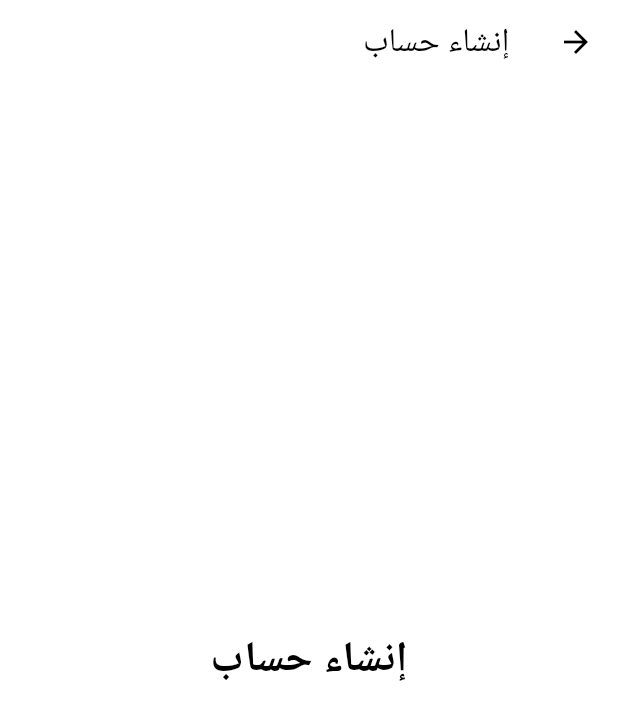
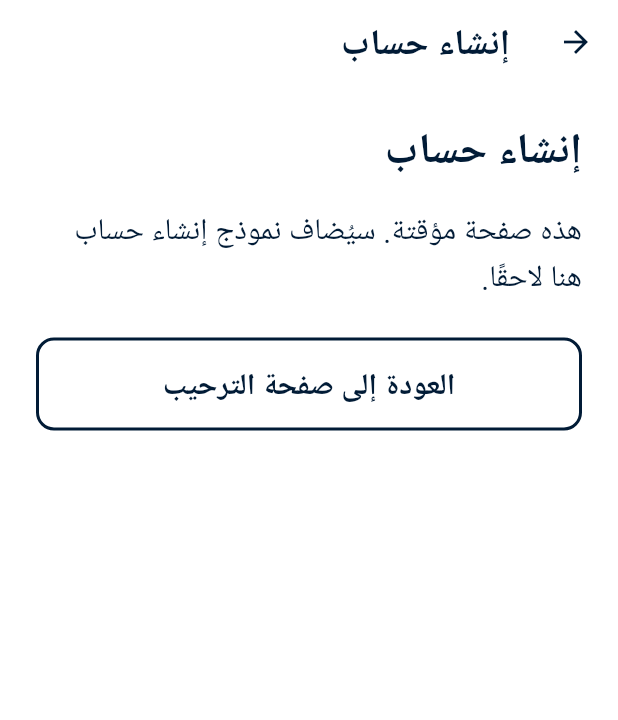
Before and after one commit to raneemalbraheem-source/2026-GP1-33-Dulni, a Flutter app: the screen it shows after launch, after a tap on "إنشاء حساب", on a phone screen of 412 x 824 dp. Shown: the top 720 px of the screen. Run offline on Flutter 3.47's test engine with Material 3 defaults, Android fonts, the phone set to English and light mode, and no system bars; our stand-ins replace firebase_core, permission_handler; accounts and stored records are empty; Roboto replaces fonts that are missing (Arial, NotoSansArabic).

Commit message:
finalize home page

```diff
--- a/lib/main.dart
+++ b/lib/main.dart
@@ -1,16 +1,191 @@
 import 'package:flutter/material.dart';
+import 'package:flutter/services.dart';
+import 'package:flutter_localizations/flutter_localizations.dart';
 import 'package:permission_handler/permission_handler.dart';
 import 'package:firebase_core/firebase_core.dart';
 import 'firebase_options.dart';
 
 Future<void> main() async {
   WidgetsFlutterBinding.ensureInitialized();
-
   await Firebase.initializeApp(
     options: DefaultFirebaseOptions.currentPlatform,
   );
+  runApp(const DulniApp());
+}
 
-  runApp(const DulniApp());
+/// Shared colors for the welcome screen and future application screens.
+abstract final class DulniColors {
+  static const navy = Color(0xFF011B36);
+  static const green = Color(0xFF53B129);
+  static const darkGreen = Color(0xFF1F6B2E);
+  static const secondaryText = Color(0xFF475569);
+  static const fieldBorder = Color(0xFF64748B);
+  static const softBackground = Color(0xFFF8FAFC);
+  static const error = Color(0xFFB42318);
+  static const darkSurface = Color(0xFF102D47);
+}
+
+ThemeData buildDulniTheme(Brightness brightness) {
+  final isDark = brightness == Brightness.dark;
+  final surface = isDark ? DulniColors.navy : Colors.white;
+  final foreground = isDark ? Colors.white : DulniColors.navy;
+  final secondaryText =
+      isDark ? const Color(0xFFCBD5E1) : DulniColors.secondaryText;
+  final actionBackground =
+      isDark ? DulniColors.green : DulniColors.navy;
+  final actionForeground = isDark ? DulniColors.navy : Colors.white;
+  final outline =
+      isDark ? const Color(0xFF94A3B8) : DulniColors.fieldBorder;
+
+  final scheme = ColorScheme.fromSeed(
+    seedColor: DulniColors.navy,
+    brightness: brightness,
+  ).copyWith(
+    primary: actionBackground,
+    onPrimary: actionForeground,
+    secondary: isDark ? DulniColors.green : DulniColors.darkGreen,
+    onSecondary: isDark ? DulniColors.navy : Colors.white,
+    surface: surface,
+    onSurface: foreground,
+    onSurfaceVariant: secondaryText,
+    surfaceContainerHighest:
+        isDark ? DulniColors.darkSurface : DulniColors.softBackground,
+    outline: outline,
+    outlineVariant:
+        isDark ? const Color(0xFF475569) : const Color(0xFFE2E8F0),
+    error: isDark ? const Color(0xFFFFB4AB) : DulniColors.error,
+    onError: isDark ? const Color(0xFF690005) : Colors.white,
+    errorContainer:
+        isDark ? const Color(0xFF4B1512) : const Color(0xFFFEECE9),
+    onErrorContainer:
+        isDark ? const Color(0xFFFFDAD6) : DulniColors.error,
+  );
+
+  TextStyle text(double size, FontWeight weight, {Color? color}) => TextStyle(
+        fontFamily: 'NotoSansArabic',
+        fontFamilyFallback: const ['NotoSans'],
+        fontSize: size,
+        fontWeight: weight,
+        height: 1.5,
+        color: color ?? foreground,
+      );
+
+  final buttonShape = RoundedRectangleBorder(
+    borderRadius: BorderRadius.circular(12),
+  );
+  final inputBorder = OutlineInputBorder(
+    borderRadius: BorderRadius.circular(12),
+    borderSide: BorderSide(color: outline, width: 1.5),
+  );
+
+  return ThemeData(
+    useMaterial3: true,
+    brightness: brightness,
+    colorScheme: scheme,
+    scaffoldBackgroundColor: surface,
+    fontFamily: 'NotoSansArabic',
+    fontFamilyFallback: const ['NotoSans'],
+    visualDensity: VisualDensity.standard,
+    materialTapTargetSize: MaterialTapTargetSize.padded,
+    textTheme: TextTheme(
+      displayLarge: text(38, FontWeight.w700),
+      displayMedium: text(34, FontWeight.w700),
+      displaySmall: text(32, FontWeight.w700),
+      headlineLarge: text(32, FontWeight.w700),
+      headlineMedium: text(28, FontWeight.w700),
+      headlineSmall: text(24, FontWeight.w600),
+      titleLarge: text(22, FontWeight.w600),
+      titleMedium: text(20, FontWeight.w600),
+      titleSmall: text(18, FontWeight.w500),
+      bodyLarge: text(20, FontWeight.w400),
+      bodyMedium: text(18, FontWeight.w400),
+      bodySmall: text(18, FontWeight.w400, color: secondaryText),
+      labelLarge: text(20, FontWeight.w600),
+      labelMedium: text(18, FontWeight.w500),
+      labelSmall: text(18, FontWeight.w500),
+    ),
+    appBarTheme: AppBarTheme(
+      backgroundColor: surface,
+      foregroundColor: foreground,
+      surfaceTintColor: Colors.transparent,
+      elevation: 0,
+      centerTitle: false,
+      titleTextStyle: text(24, FontWeight.w600),
+      systemOverlayStyle:
+          isDark ? SystemUiOverlayStyle.light : SystemUiOverlayStyle.dark,
+    ),
+    elevatedButtonTheme: ElevatedButtonThemeData(
+      style: ElevatedButton.styleFrom(
+        backgroundColor: actionBackground,
+        foregroundColor: actionForeground,
+        minimumSize: const Size(48, 60),
+        padding: const EdgeInsets.symmetric(horizontal: 24, vertical: 16),
+        elevation: 0,
+        shape: buttonShape,
+        textStyle: text(20, FontWeight.w600),
+      ),
+    ),
+    filledButtonTheme: FilledButtonThemeData(
+      style: FilledButton.styleFrom(
+        backgroundColor: actionBackground,
+        foregroundColor: actionForeground,
+        minimumSize: const Size(48, 60),
+        padding: const EdgeInsets.symmetric(horizontal: 24, vertical: 16),
+        shape: buttonShape,
+        textStyle: text(20, FontWeight.w600),
+      ),
+    ),
+    outlinedButtonTheme: OutlinedButtonThemeData(
+      style: OutlinedButton.styleFrom(
+        foregroundColor: foreground,
+        minimumSize: const Size(48, 60),
+        padding: const EdgeInsets.symmetric(horizontal: 24, vertical: 16),
+        side: BorderSide(color: foreground, width: 2),
+        shape: buttonShape,
+        textStyle: text(20, FontWeight.w600),
+      ),
+    ),
+    textButtonTheme: TextButtonThemeData(
+      style: TextButton.styleFrom(
+        foregroundColor: foreground,
+        minimumSize: const Size(48, 48),
+        padding: const EdgeInsets.symmetric(horizontal: 16, vertical: 12),
+        textStyle: text(18, FontWeight.w600),
+      ),
+    ),
+    inputDecorationTheme: InputDecorationTheme(
+      filled: true,
+      fillColor: scheme.surfaceContainerHighest,
+      labelStyle: text(18, FontWeight.w500),
+      hintStyle: text(18, FontWeight.w400, color: secondaryText),
+      errorStyle: text(18, FontWeight.w500, color: scheme.error),
+      errorMaxLines: 4,
+      contentPadding: const EdgeInsets.symmetric(horizontal: 20, vertical: 18),
+      border: inputBorder,
+      enabledBorder: inputBorder,
+      focusedBorder: inputBorder.copyWith(
+        borderSide: BorderSide(color: scheme.primary, width: 2.5),
+      ),
+      errorBorder: inputBorder.copyWith(
+        borderSide: BorderSide(color: scheme.error, width: 2),
+      ),
+      focusedErrorBorder: inputBorder.copyWith(
+        borderSide: BorderSide(color: scheme.error, width: 2.5),
+      ),
+    ),
+    dividerTheme: DividerThemeData(color: scheme.outlineVariant),
+    iconTheme: IconThemeData(color: foreground, size: 28),
+    navigationBarTheme: NavigationBarThemeData(
+      backgroundColor: surface,
+      indicatorColor:
+          isDark ? const Color(0xFF23452D) : const Color(0xFFEAF5EC),
+      labelBehavior: NavigationDestinationLabelBehavior.alwaysShow,
+      labelTextStyle: WidgetStatePropertyAll(text(18, FontWeight.w500)),
+      iconTheme: WidgetStatePropertyAll(
+        IconThemeData(color: foreground, size: 28),
+      ),
+    ),
+  );
 }
 
 class DulniApp extends StatelessWidget {
@@ -20,69 +195,19 @@ class DulniApp extends StatelessWidget {
   Widget build(BuildContext context) {
     return MaterialApp(
       debugShowCheckedModeBanner: false,
-      title: 'دُلّني',
-      theme: ThemeData(
-        useMaterial3: true,
-        fontFamily: 'Arial',
-
-        // Simple, high-contrast color system.
-        colorScheme: ColorScheme.fromSeed(
-          seedColor: const Color(0xFF155EEF),
-          brightness: Brightness.light,
-        ),
-
-        scaffoldBackgroundColor: Colors.white,
-
-        appBarTheme: const AppBarTheme(
-          backgroundColor: Colors.white,
-          foregroundColor: Colors.black,
-          elevation: 0,
-        ),
-
-        textTheme: const TextTheme(
-          headlineLarge: TextStyle(
-            fontSize: 32,
-            fontWeight: FontWeight.bold,
-            color: Colors.black,
-          ),
-          headlineMedium: TextStyle(
-            fontSize: 28,
-            fontWeight: FontWeight.bold,
-            color: Colors.black,
-          ),
-          bodyLarge: TextStyle(
-            fontSize: 18,
-            color: Colors.black,
-            height: 1.5,
-          ),
-          bodyMedium: TextStyle(
-            fontSize: 16,
-            color: Colors.black,
-            height: 1.5,
-          ),
-        ),
-
-        elevatedButtonTheme: ElevatedButtonThemeData(
-          style: ElevatedButton.styleFrom(
-            minimumSize: const Size(double.infinity, 64),
-            padding: const EdgeInsets.symmetric(
-              horizontal: 24,
-              vertical: 16,
-            ),
-            shape: RoundedRectangleBorder(
-              borderRadius: BorderRadius.circular(16),
-            ),
-            textStyle: const TextStyle(
-              fontSize: 20,
-              fontWeight: FontWeight.bold,
-            ),
-          ),
-        ),
-      ),
-
-      // Arabic / RTL
-      locale: const Locale('ar'),
-
+      title: 'دلني',
+      locale: const Locale('ar', 'SA'),
+      supportedLocales: const [Locale('ar', 'SA')],
+      localizationsDelegates: const [
+        GlobalMaterialLocalizations.delegate,
+        GlobalWidgetsLocalizations.delegate,
+        GlobalCupertinoLocalizations.delegate,
+      ],
+      theme: buildDulniTheme(Brightness.light),
+      darkTheme: buildDulniTheme(Brightness.dark),
+      themeMode: ThemeMode.system,
+      // Arabic localization supplies RTL throughout routes and dialogs.
+      // System text scaling remains enabled; do not override TextScaler.
       home: const WelcomePage(),
     );
   }
@@ -96,300 +221,188 @@ class WelcomePage extends StatefulWidget {
 }
 
 class _WelcomePageState extends State<WelcomePage> {
-  bool _isRequestingPermission = false;
-
   @override
   void initState() {
     super.initState();
-
-    // Request microphone permission when the application starts.
+    // Show Android's permission prompt after the first screen is ready.
     WidgetsBinding.instance.addPostFrameCallback((_) {
-      _requestMicrophonePermission();
+      if (mounted) _requestMicrophonePermission();
     });
   }
 
   Future<void> _requestMicrophonePermission() async {
-    if (_isRequestingPermission) return;
-
-    setState(() {
-      _isRequestingPermission = true;
-    });
-
-    final status = await Permission.microphone.request();
-
+    try {
+      final status = await Permission.microphone.status;
       if (!mounted) return;
 
-    setState(() {
-      _isRequestingPermission = false;
-    });
+      // Permission is already available. This does not start recording.
+      if (status.isGranted) return;
 
-    if (status.isDenied) {
-      _showPermissionMessage(
-        'للاستفادة من الميزات الصوتية، يحتاج دُلّني إلى الوصول إلى الميكروفون.',
-      );
-    } else if (status.isPermanentlyDenied) {
-      _showPermissionMessage(
-        'تم رفض صلاحية الميكروفون. يمكنك تفعيلها من إعدادات الجهاز.',
-        showSettingsButton: true,
+      // Android will not show another prompt in these cases.
+      // The user can change permission later in Android app settings.
+      if (status.isPermanentlyDenied || status.isRestricted) return;
+
+      // Denial leaves the non-voice welcome actions available.
+      // Connect speech recognition later, and start it only after checking
+      // that microphone permission is granted.
+      await Permission.microphone.request();
+    } on PlatformException {
+      if (!mounted) return;
+      await showDialog<void>(
+        context: context,
+        builder: (dialogContext) => AlertDialog(
+          title: const Text('تعذر طلب الإذن'),
+          content: const Text(
+            'تعذر طلب إذن الميكروفون. يمكنك المتابعة، '
+            'ومراجعة الإذن لاحقًا من إعدادات الجهاز.',
+          ),
+          actions: [
+            TextButton(
+              onPressed: () => Navigator.pop(dialogContext),
+              child: const Text('متابعة'),
+            ),
+          ],
+        ),
       );
     }
   }
 
-  void _showPermissionMessage(
-    String message, {
-    bool showSettingsButton = false,
-  }) {
-    showDialog(
-      context: context,
-      builder: (context) {
-        return AlertDialog(
-          title: const Text(
-            'صلاحية الميكروفون',
-            textAlign: TextAlign.right,
-          ),
-          content: Text(
-            message,
-            textAlign: TextAlign.right,
-            style: const TextStyle(
-              fontSize: 18,
-              height: 1.5,
-            ),
-          ),
-          actions: [
-            if (showSettingsButton)
-              TextButton(
-                onPressed: () {
-                  Navigator.pop(context);
-                  openAppSettings();
-                },
-                child: const Text(
-                  'فتح الإعدادات',
-                  style: TextStyle(fontSize: 17),
-                ),
-              ),
-            TextButton(
-              onPressed: () {
-                Navigator.pop(context);
-              },
-              child: const Text(
-                'حسنًا',
-                style: TextStyle(fontSize: 17),
-              ),
-            ),
-          ],
-        );
-      },
-    );
-  }
-
-  void _goToRegister() {
-    Navigator.push(
-      context,
-      MaterialPageRoute(
-        builder: (_) => const PlaceholderPage(
-          title: 'إنشاء حساب',
-        ),
-      ),
-    );
-  }
-
-  void _goToLogin() {
-    Navigator.push(
-      context,
-      MaterialPageRoute(
-        builder: (_) => const PlaceholderPage(
-          title: 'تسجيل الدخول',
-        ),
+  void _goToPage(String title) {
+    Navigator.of(context).push(
+      MaterialPageRoute<void>(
+        builder: (_) => PlaceholderPage(title: title),
       ),
     );
   }
 
   @override
   Widget build(BuildContext context) {
-    return Directionality(
-      textDirection: TextDirection.rtl,
-      child: Scaffold(
+    final theme = Theme.of(context);
+    final colors = theme.colorScheme;
+
+    return Scaffold(
       body: SafeArea(
         child: LayoutBuilder(
           builder: (context, constraints) {
+            final availableHeight = constraints.maxHeight - 48;
             return SingleChildScrollView(
-                padding: const EdgeInsets.symmetric(
-                  horizontal: 24,
-                  vertical: 32,
-                ),
+              padding: const EdgeInsets.symmetric(horizontal: 24, vertical: 24),
+              child: Center(
                 child: ConstrainedBox(
                   constraints: BoxConstraints(
-                    minHeight: constraints.maxHeight - 64,
+                    maxWidth: 520,
+                    minHeight: availableHeight > 0 ? availableHeight : 0,
                   ),
                   child: Column(
                     mainAxisAlignment: MainAxisAlignment.center,
+                    crossAxisAlignment: CrossAxisAlignment.stretch,
                     children: [
-                      Semantics(
-                        label: 'شعار تطبيق دُلّني',
+                      Center(
+                        child: Semantics(
                           image: true,
+                          label: 'شعار تطبيق دلني',
+                          excludeSemantics: true,
                           child: Container(
-                          width: 150,
-                          height: 150,
+                            width: 180,
+                            padding: const EdgeInsets.all(16),
                             decoration: BoxDecoration(
-                            borderRadius: BorderRadius.circular(30),
-                            color: const Color(0xFFF2F5F9),
+                              color: Colors.white,
+                              borderRadius: BorderRadius.circular(16),
+                              border: Border.all(color: colors.outlineVariant),
                             ),
-                          child: const Center(
-                            child: Icon(
-                              Icons.navigation_rounded,
-                              size: 80,
-                              color: Color(0xFF155EEF),
+                            child: Image.asset(
+                              'assets/images/dulni_logo.jpeg',
+                              fit: BoxFit.contain,
                             ),
                           ),
                         ),
                       ),
-
-                      const SizedBox(height: 28),
-
+                      const SizedBox(height: 24),
                       Semantics(
                         header: true,
+                        headingLevel: 1,
                         child: Text(
-                          'دُلّني',
-                          style: Theme.of(context)
-                              .textTheme
-                              .headlineLarge
-                              ?.copyWith(
-                                fontSize: 38,
+                          'دلني',
+                          style: theme.textTheme.displayLarge,
+                          textAlign: TextAlign.center,
+                        ),
+                      ),
+                      const SizedBox(height: 8),
+                      Text(
+                        'ندلّك ونمشي معك خطوة بخطوة ...',
+                        style: theme.textTheme.titleLarge,
+                        textAlign: TextAlign.center,
+                      ),
+                      const SizedBox(height: 16),
+                      Text(
+                        'ندلّك لوجهتك بالعربي، بدون تيرن رايت وتيرن ليفت! '
+                        'وننبهك للعوائق اللي في طريقك ونتأكد إنك توصل بأمان.',
+                        style: theme.textTheme.bodyLarge?.copyWith(
+                          color: colors.onSurfaceVariant,
                         ),
                         textAlign: TextAlign.center,
                       ),
+                      const SizedBox(height: 32),
+                      // Standard buttons provide their own TalkBack labels.
+                      ElevatedButton(
+                        onPressed: () => _goToPage('إنشاء حساب'),
+                        child: const Text('إنشاء حساب', textAlign: TextAlign.center),
                       ),
-
-                      const SizedBox(height: 12),
-
-                      const Text(
-                        'تنقّل أسهل، بصوت أوضح',
-                        style: TextStyle(
-                          fontSize: 20,
-                          fontWeight: FontWeight.w600,
-                          color: Color(0xFF333333),
-                          height: 1.5,
-                        ),
-                        textAlign: TextAlign.center,
-                      ),
-
                       const SizedBox(height: 16),
-
-                      const Text(
-                        'تطبيق دُلّني يساعدك على التنقل بأمان من خلال تجربة صوتية مخصصة.',
-                        style: TextStyle(
-                          fontSize: 18,
-                          color: Color(0xFF444444),
-                          height: 1.6,
-                        ),
-                        textAlign: TextAlign.center,
-                      ),
-
-                      const SizedBox(height: 48),
-
-                      Semantics(
-                        button: true,
-                        label: 'إنشاء حساب',
-                        hint: 'اضغط مرتين لإنشاء حساب جديد',
-                        child: SizedBox(
-                          width: double.infinity,
-                          child: ElevatedButton(
-                            onPressed: _goToRegister,
-                            child: const Text('إنشاء حساب'),
-                          ),
-                        ),
-                      ),
-
-                      const SizedBox(height: 16),
-
-                      Semantics(
-                        button: true,
-                        label: 'تسجيل الدخول',
-                        hint: 'اضغط مرتين لتسجيل الدخول إلى حسابك',
-                        child: SizedBox(
-                          width: double.infinity,
-                          child: OutlinedButton(
-                            onPressed: _goToLogin,
-                            style: OutlinedButton.styleFrom(
-                              minimumSize: const Size(
-                                double.infinity,
-                                64,
-                              ),
-                              side: const BorderSide(
-                                width: 2,
-                                color: Color(0xFF155EEF),
-                              ),
-                              shape: RoundedRectangleBorder(
-                                borderRadius: BorderRadius.circular(16),
-                              ),
-                              textStyle: const TextStyle(
-                                fontSize: 20,
-                                fontWeight: FontWeight.bold,
-                              ),
-                              foregroundColor:
-                                  const Color(0xFF155EEF),
-                            ),
-                            child: const Text('تسجيل الدخول'),
-                          ),
-                        ),
-                      ),
-
-                      const SizedBox(height: 28),
-
-                      Semantics(
-                        button: true,
-                        label: 'إعادة طلب صلاحية الميكروفون',
-                        hint: 'اضغط لطلب الوصول إلى الميكروفون مرة أخرى',
-                        child: TextButton.icon(
-                          onPressed: _requestMicrophonePermission,
-                          icon: const Icon(
-                            Icons.mic_none_rounded,
-                            size: 24,
-                          ),
-                          label: const Text(
-                            'السماح بالوصول إلى الميكروفون',
-                            style: TextStyle(
-                              fontSize: 17,
-                              fontWeight: FontWeight.w600,
-                            ),
-                          ),
-                        ),
+                      OutlinedButton(
+                        onPressed: () => _goToPage('تسجيل الدخول'),
+                        child: const Text('تسجيل الدخول', textAlign: TextAlign.center),
                       ),
                     ],
+                  ),
                 ),
               ),
             );
           },
         ),
       ),
-      ),
     );
   }
 }
 
+/// Replace these destinations with real authentication screens later.
+/// These pages do not register or authenticate users.
 class PlaceholderPage extends StatelessWidget {
   final String title;
-
-  const PlaceholderPage({
-    super.key,
-    required this.title,
-  });
+  const PlaceholderPage({super.key, required this.title});
 
   @override
   Widget build(BuildContext context) {
-    return Directionality(
-      textDirection: TextDirection.rtl,
-      child: Scaffold(
+    final theme = Theme.of(context);
+    return Scaffold(
       appBar: AppBar(
         title: Text(title),
+        leading: BackButton(
+          onPressed: () => Navigator.of(context).pop(),
         ),
-        body: Center(
-          child: Text(
-            title,
-            style: const TextStyle(
-              fontSize: 28,
-              fontWeight: FontWeight.bold,
       ),
+      body: SafeArea(
+        child: SingleChildScrollView(
+          padding: const EdgeInsets.all(24),
+          child: Column(
+            crossAxisAlignment: CrossAxisAlignment.stretch,
+            children: [
+              Semantics(
+                header: true,
+                headingLevel: 1,
+                child: Text(title, style: theme.textTheme.headlineMedium),
+              ),
+              const SizedBox(height: 16),
+              Text(
+                'هذه صفحة مؤقتة. سيُضاف نموذج $title هنا لاحقًا.',
+                style: theme.textTheme.bodyLarge,
+              ),
+              const SizedBox(height: 24),
+              OutlinedButton(
+                onPressed: () => Navigator.of(context).pop(),
+                child: const Text('العودة إلى صفحة الترحيب'),
+              ),
+            ],
           ),
         ),
       ),
--- a/pubspec.yaml
+++ b/pubspec.yaml
@@ -30,6 +30,8 @@ environment:
 dependencies:
   flutter:
     sdk: flutter
+  flutter_localizations:
+    sdk: flutter
 
   # The following adds the Cupertino Icons font to your application.
   # Use with the CupertinoIcons class for iOS style icons.
@@ -58,6 +60,8 @@ flutter:
   # included with your application, so that you can use the icons in
   # the material Icons class.
   uses-material-design: true
+  assets:
+    - assets/images/dulni_logo.jpeg
 
   # To add assets to your application, add an assets section, like this:
   # assets:
```
Also changed, not shown: assets/images/dulni_logo.jpeg (added), pubspec.lock. Lines whose indentation alone changed are shown as unchanged.
